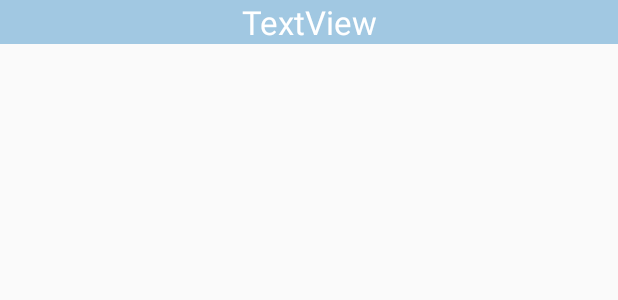
After one commit to gth1030/TripTourGuide, an Android app: the layout list_view_layout.xml on its own in the app's theme, with its tools: preview values and no code run, on a phone screen of 412 x 824 dp. The commit adds this screen. Shown: the top 300 px of the screen. Run offline under Robolectric (Android 15) with nearby library versions, the phone set to English and light mode, and no system bars.

```diff
--- /dev/null
+++ b/TripTourGuide/app/src/main/res/layout/list_view_layout.xml
@@ -0,0 +1,16 @@
+<?xml version="1.0" encoding="utf-8"?>
+<LinearLayout xmlns:android="http://schemas.android.com/apk/res/android"
+    android:orientation="vertical" android:layout_width="match_parent"
+    android:layout_height="match_parent">
+
+    <TextView
+        android:id="@+id/textView"
+        android:layout_width="match_parent"
+        android:layout_height="wrap_content"
+        android:autoText="false"
+        android:background="#804A98CC"
+        android:gravity="center"
+        android:text="TextView"
+        android:textAppearance="@style/TextAppearance.AppCompat.Large"
+        android:textColor="#FFFFFF" />
+</LinearLayout>
```
Also changed, not shown: TripTourGuide/app/src/main/java/com/example/triptourguide/MusicListener.java (+34 -11 lines), TripTourGuide/app/src/main/java/com/example/triptourguide/MusicRankCollector.java (+2 -10 lines), TripTourGuide/app/src/main/java/com/example/triptourguide/YtListener.java (added, +64 -0 lines), TripTourGuide/app/src/main/res/layout/activity_music_listener.xml (+10 -0 lines).
